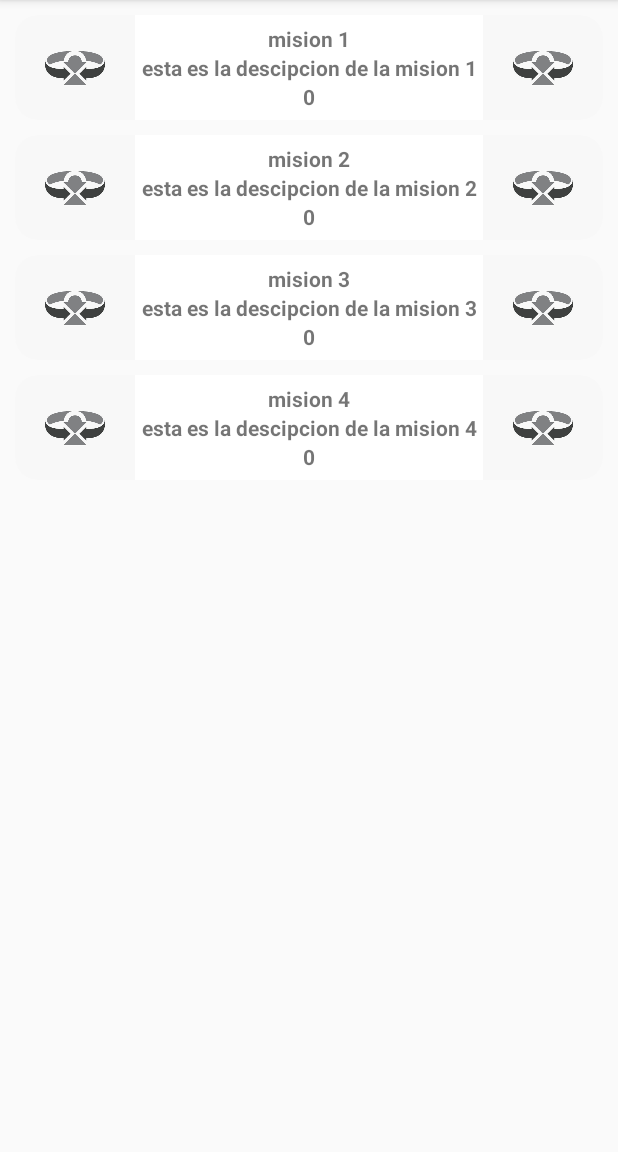
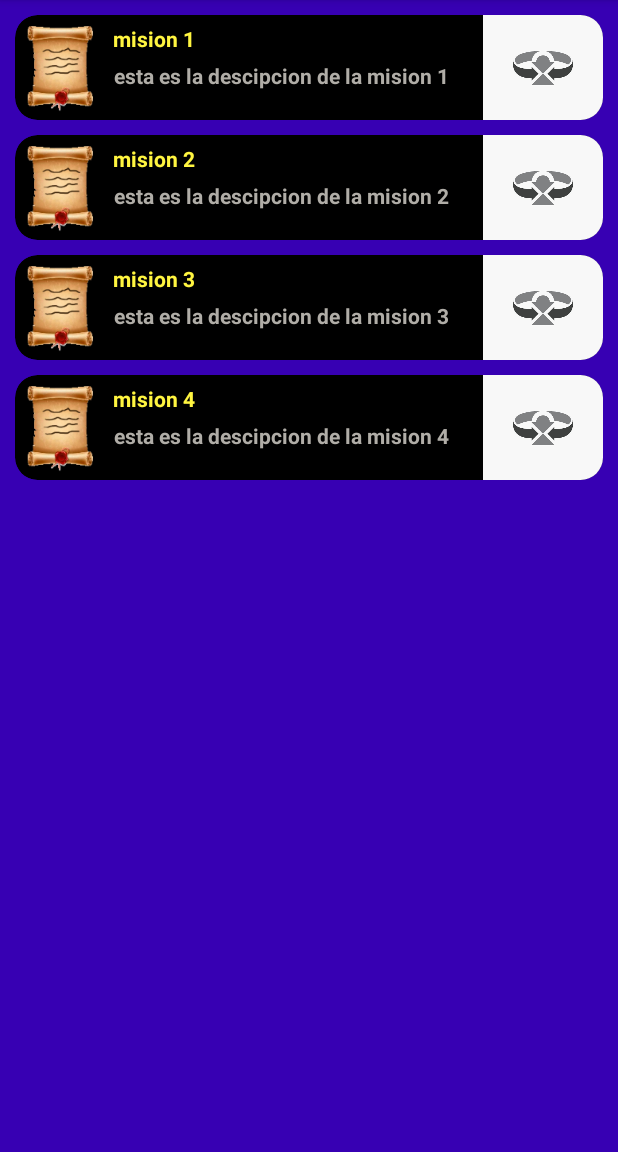
Before and after one commit to FelipeSanktus/GAMEapp, an Android app: the MisionActivity screen opened directly, with no data from a screen before it, on a phone screen of 412 x 824 dp, the part 84-1236 px from its top. Run offline under Robolectric (Android 15) with nearby library versions, the phone set to English and light mode, and no system bars.

Commit message:
se agrega imagen de misiones

```diff
--- a/app/src/main/java/com/example/aplicacion/tusa/actvitys/MisionActivity.java
+++ b/app/src/main/java/com/example/aplicacion/tusa/actvitys/MisionActivity.java
@@ -31,13 +31,13 @@ public class MisionActivity extends AppCompatActivity {
 
         recyclerView = findViewById(R.id.recycler_mision);
         Mision m1 = new Mision("mision 1","esta es la descipcion de la mision 1", Dificultad.FACIL, Tipo.CAZA,
-                new ArrayList<String>(),R.mipmap.facil,R.mipmap.facil);
+                new ArrayList<String>(),R.mipmap.pergamino,R.mipmap.facil);
         Mision m2 = new Mision("mision 2","esta es la descipcion de la mision 2", Dificultad.FACIL, Tipo.CAZA,
-                new ArrayList<String>(),R.mipmap.facil,R.mipmap.facil);
+                new ArrayList<String>(),R.mipmap.pergamino,R.mipmap.facil);
         Mision m3 = new Mision("mision 3","esta es la descipcion de la mision 3", Dificultad.FACIL, Tipo.CAZA,
-                new ArrayList<String>(),R.mipmap.facil,R.mipmap.facil);
+                new ArrayList<String>(),R.mipmap.pergamino,R.mipmap.facil);
         Mision m4 = new Mision("mision 4","esta es la descipcion de la mision 4", Dificultad.FACIL, Tipo.CAZA,
-                new ArrayList<String>(),R.mipmap.facil,R.mipmap.facil);
+                new ArrayList<String>(),R.mipmap.pergamino,R.mipmap.facil);
         misiones.add(m1);
         misiones.add(m2);
         misiones.add(m3);
--- a/app/src/main/res/layout/activity_mision.xml
+++ b/app/src/main/res/layout/activity_mision.xml
@@ -7,6 +7,7 @@
     tools:context=".actvitys.MisionActivity">
 
     <LinearLayout
+        android:background="@color/colorPrimaryDark"
         android:layout_width="match_parent"
         android:layout_height="match_parent"
         android:orientation="vertical"
--- a/app/src/main/res/layout/vista_mision.xml
+++ b/app/src/main/res/layout/vista_mision.xml
@@ -15,6 +15,7 @@
         tools:layout_editor_absoluteX="1dp">
 
         <androidx.cardview.widget.CardView
+            android:backgroundTint="#000000"
             app:cardCornerRadius="15dp"
             app:cardElevation="0dp"
             android:layout_marginLeft="10dp"
@@ -36,8 +37,8 @@
                     android:layout_height="match_parent">
                     <ImageView
                         android:id="@+id/img_mision"
-                        android:layout_width="80dp"
-                        android:layout_height="80dp"
+                        android:layout_width="60dp"
+                        android:layout_height="60dp"
                         app:srcCompat="@android:drawable/btn_star_big_on" />
                 </LinearLayout>
 
@@ -49,7 +50,8 @@
                     android:layout_height="match_parent">
 
                     <TextView
-                        android:textAlignment="center"
+                        android:padding="5dp"
+                        android:textColor="@color/amarillo"
                         android:id="@+id/txt_titulo"
                         android:layout_width="match_parent"
                         android:layout_height="wrap_content"
@@ -57,7 +59,9 @@
                         android:text="TextView" />
 
                     <TextView
-                        android:textAlignment="center"
+                        android:paddingLeft="6dp"
+                        android:paddingRight="6dp"
+                        android:textColor="@color/gris"
                         android:id="@+id/txt_descripcion"
                         android:layout_width="match_parent"
                         android:layout_height="wrap_content"
--- a/app/src/main/res/values/colors.xml
+++ b/app/src/main/res/values/colors.xml
@@ -3,4 +3,9 @@
     <color name="colorPrimary">#6200EE</color>
     <color name="colorPrimaryDark">#3700B3</color>
     <color name="colorAccent">#03DAC5</color>
+    <color name="amarillo">#FFF540</color>
+    <color name="gris">#B0ADA7</color>
+
+
+
 </resources>
```
Also changed, not shown: app/src/main/res/mipmap-xxxhdpi/pergamino.png (added).
